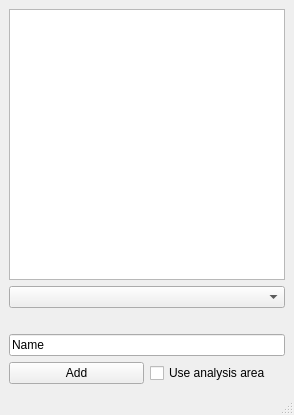
The window that ViAn/GUI/analysiswindow.ui (NFCSKL/NFC-ViAn) describes before a commit, drawn with Qt 5.
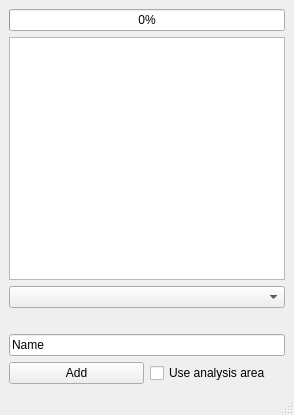
The same window after the commit.

```diff
--- a/ViAn/GUI/analysiswindow.ui
+++ b/ViAn/GUI/analysiswindow.ui
@@ -17,6 +17,13 @@
    <layout class="QVBoxLayout" name="verticalLayout_3">
     <item>
      <layout class="QVBoxLayout" name="verticalLayout_2">
+      <item>
+       <widget class="QProgressBar" name="progress_bar">
+        <property name="value">
+         <number>0</number>
+        </property>
+       </widget>
+      </item>
       <item>
        <widget class="QListWidget" name="analysis_list"/>
       </item>
```
